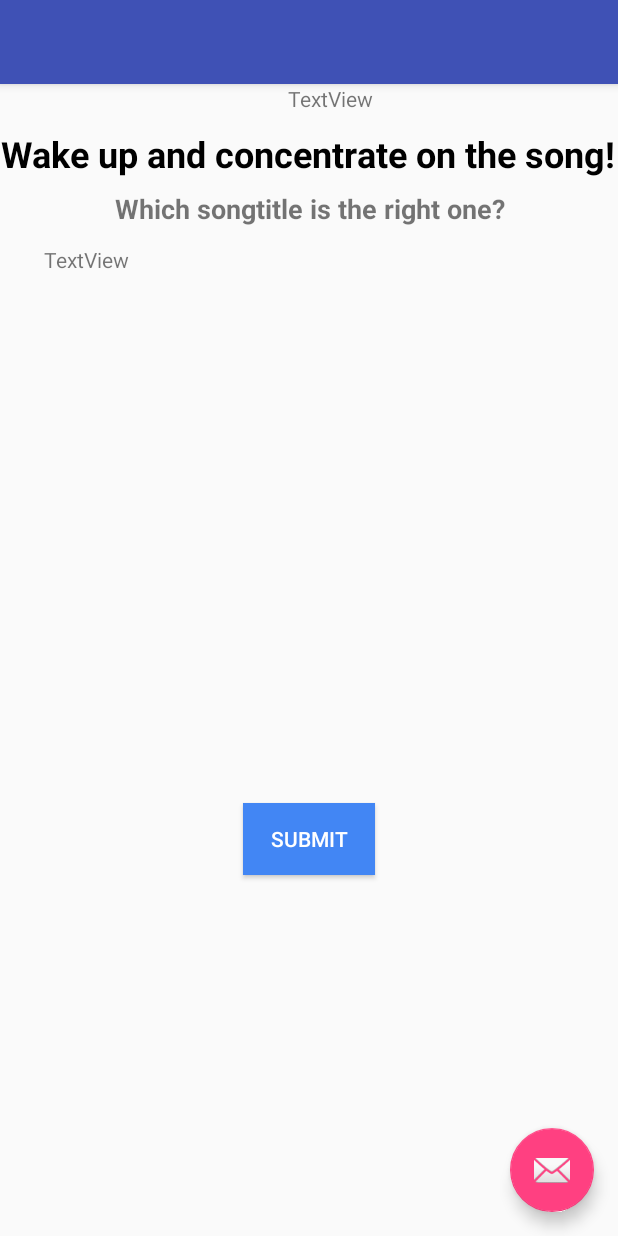
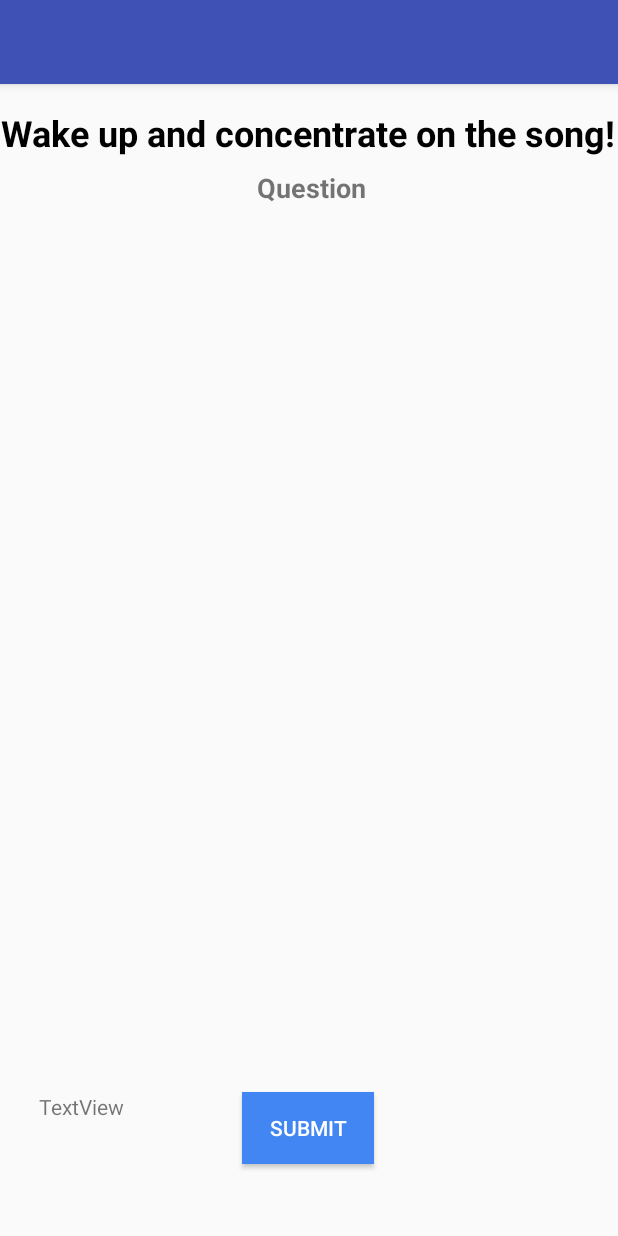
Before and after one commit to Daennes/AlarmclockUWS, an Android app: the layout activity_quiz.xml on its own in the app's theme, with its tools: preview values and no code run, on a phone screen of 412 x 824 dp. Run offline under Robolectric (Android 15) with nearby library versions, the phone set to English and light mode, and no system bars.

Commit message:
Quizes Done

```diff
--- a/app/src/main/java/b00239148/alarmclock/MainActivity.java
+++ b/app/src/main/java/b00239148/alarmclock/MainActivity.java
@@ -125,8 +125,6 @@ public class MainActivity extends AppCompatActivity {
         Intent intent = new Intent(this, QuizActivity.class);
 
         alarm_timepicker = (TimePicker) findViewById(R.id.timePicker);
-        intent.putExtra("hour", String.valueOf(alarm_timepicker.getHour()));
-        intent.putExtra("min", String.valueOf(alarm_timepicker.getMinute()));
         intent.putExtra("playlistName", playlistName);
 
         startActivity(intent);
--- a/app/src/main/res/layout/activity_quiz.xml
+++ b/app/src/main/res/layout/activity_quiz.xml
@@ -22,12 +22,4 @@
 
     <include layout="@layout/content_quiz" />
 
-    <android.support.design.widget.FloatingActionButton
-        android:id="@+id/fab"
-        android:layout_width="wrap_content"
-        android:layout_height="wrap_content"
-        android:layout_gravity="bottom|end"
-        android:layout_margin="@dimen/fab_margin"
-        app:srcCompat="@android:drawable/ic_dialog_email" />
-
 </android.support.design.widget.CoordinatorLayout>
--- a/app/src/main/res/layout/content_quiz.xml
+++ b/app/src/main/res/layout/content_quiz.xml
@@ -10,16 +10,18 @@
 
     <RadioGroup
         android:id="@+id/radioGroup_id"
-        android:layout_width="336dp"
-        android:layout_height="309dp"
+        android:layout_width="370dp"
+        android:layout_height="373dp"
         android:layout_marginBottom="8dp"
         android:layout_marginTop="152dp"
         android:textAlignment="center"
-        app:layout_constraintBottom_toBottomOf="parent"
+        android:orientation="vertical"
+        app:layout_constraintBottom_toTopOf="@+id/submitBtn_id"
+        app:layout_constraintHorizontal_bias="0.491"
         app:layout_constraintLeft_toLeftOf="parent"
         app:layout_constraintRight_toRightOf="parent"
         app:layout_constraintTop_toTopOf="parent"
-        app:layout_constraintVertical_bias="0.047">
+        app:layout_constraintVertical_bias="1.0">
 
     </RadioGroup>
 
@@ -27,7 +29,7 @@
         android:id="@+id/textView"
         android:layout_width="wrap_content"
         android:layout_height="wrap_content"
-        android:layout_marginTop="8dp"
+        android:layout_marginTop="16dp"
         android:text="@string/quiz_title"
         android:textAlignment="center"
         android:textColor="@android:color/black"
@@ -36,7 +38,7 @@
         app:layout_constraintHorizontal_bias="0.0"
         app:layout_constraintLeft_toLeftOf="parent"
         app:layout_constraintRight_toRightOf="parent"
-        app:layout_constraintTop_toBottomOf="@+id/testTimeViewID" />
+        app:layout_constraintTop_toTopOf="parent" />
 
     <TextView
         android:id="@+id/questionText"
@@ -44,7 +46,7 @@
         android:layout_height="wrap_content"
         android:layout_marginBottom="8dp"
         android:layout_marginTop="8dp"
-        android:text="Which songtitle is the right one?"
+        android:text="Question"
         android:textAlignment="center"
         android:textSize="18sp"
         android:textStyle="bold"
@@ -59,24 +61,14 @@
         android:id="@+id/submitBtn_id"
         android:layout_width="wrap_content"
         android:layout_height="wrap_content"
-        android:layout_marginTop="4dp"
+        android:layout_marginBottom="48dp"
         android:background="#4286f4"
         android:text="Submit"
         android:textColor="#fff"
+        app:layout_constraintBottom_toBottomOf="parent"
+        app:layout_constraintHorizontal_bias="0.498"
         app:layout_constraintLeft_toLeftOf="parent"
-        app:layout_constraintRight_toRightOf="parent"
-        app:layout_constraintTop_toBottomOf="@+id/radioGroup_id" />
-
-    <TextView
-        android:id="@+id/testTimeViewID"
-        android:layout_width="383dp"
-        android:layout_height="22dp"
-        android:text="TextView"
-        android:textAlignment="center"
-        app:layout_constraintHorizontal_bias="1.0"
-        app:layout_constraintLeft_toLeftOf="parent"
-        app:layout_constraintRight_toRightOf="parent"
-        app:layout_constraintTop_toTopOf="parent" />
+        app:layout_constraintRight_toRightOf="parent" />
 
     <TextView
         android:id="@+id/textViewTries_id"
@@ -84,13 +76,13 @@
         android:layout_height="19dp"
         android:layout_marginBottom="8dp"
         android:layout_marginEnd="8dp"
-        android:layout_marginTop="12dp"
+        android:layout_marginTop="8dp"
         android:text="TextView"
-        app:layout_constraintBottom_toTopOf="@+id/radioGroup_id"
+        app:layout_constraintBottom_toBottomOf="parent"
         app:layout_constraintEnd_toEndOf="parent"
-        app:layout_constraintHorizontal_bias="0.088"
+        app:layout_constraintHorizontal_bias="0.078"
         app:layout_constraintStart_toStartOf="parent"
-        app:layout_constraintTop_toBottomOf="@+id/questionText"
+        app:layout_constraintTop_toBottomOf="@+id/radioGroup_id"
         app:layout_constraintVertical_bias="0.0" />
 
 </android.support.constraint.ConstraintLayout>
--- a/app/src/main/res/values/strings.xml
+++ b/app/src/main/res/values/strings.xml
@@ -3,6 +3,7 @@
     <string name="action_settings">Settings</string>
     <string name="title_activity_quiz">QuizActivity</string>
     <string name="question_title">Can you guess the tilte of the song?</string>
+    <string name="question_Cover">Can you guess the Cover of the song?</string>
     <string name="quiz_title">Wake up and concentrate on the song!</string>
     <string name="title_activity_weather">WeatherActivity</string>
 </resources>
```
Also changed, not shown: app/src/main/java/b00239148/alarmclock/CoverQuiz.java (+32 -1 lines), app/src/main/java/b00239148/alarmclock/QuizActivity.java (+82 -39 lines), app/src/main/java/b00239148/alarmclock/TitleQuiz.java (+26 -13 lines), app/src/main/res/drawable-v24/rbbackground.xml (added, +14 -0 lines), app/src/main/res/drawable-v24/rbchecked.xml (added, +11 -0 lines), app/src/main/res/drawable-v24/rbunchecked.xml (added, +11 -0 lines).
